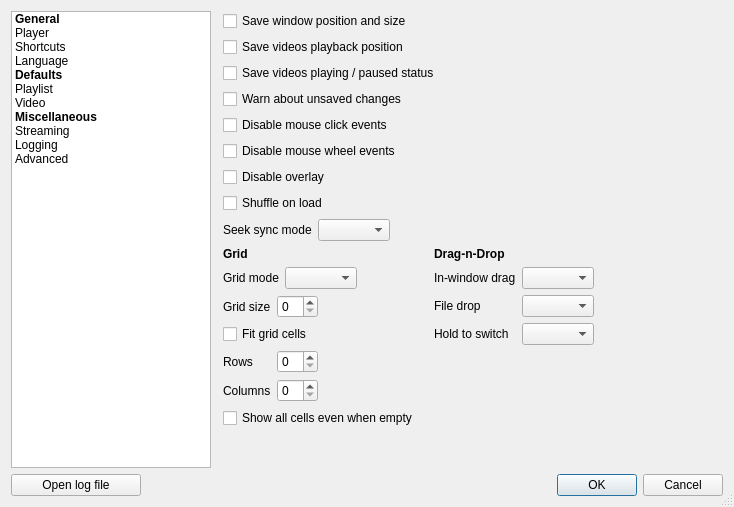
Qt form resources/ui/settings_dialog.ui (vzhd1701/gridplayer) before a commit.
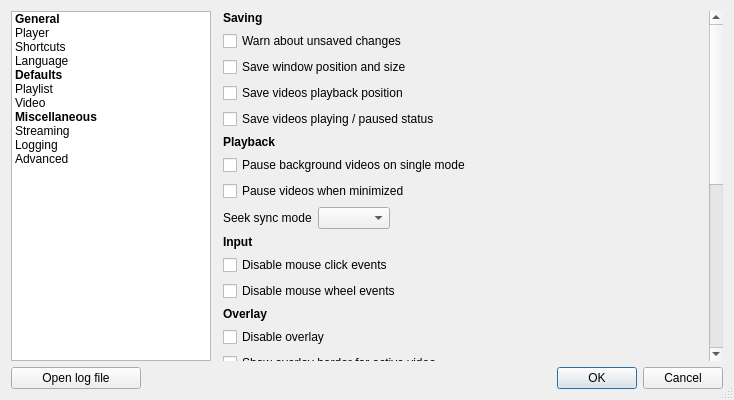
The same form after that commit. Custom widgets are drawn as their Qt base class.

Commit message:
fix: move overlay and pause settings from player to playlist
moved:
pause_background_videos
pause_minimize
show_overlay_border
overlay_hide
overlay_timeout

Diff of the .ui file:
```diff
--- a/resources/ui/settings_dialog.ui
+++ b/resources/ui/settings_dialog.ui
@@ -13,7 +13,7 @@
   </property>
   <layout class="QVBoxLayout" name="lay_main" stretch="1,0">
    <property name="sizeConstraint">
-    <enum>QLayout::SetMinimumSize</enum>
+    <enum>QLayout::SetDefaultConstraint</enum>
    </property>
    <item>
     <layout class="QHBoxLayout" name="lay_main_2">
@@ -25,7 +25,7 @@
        <property name="minimumSize">
         <size>
          <width>200</width>
-         <height>400</height>
+         <height>350</height>
         </size>
        </property>
        <property name="maximumSize">
@@ -116,7 +116,7 @@
       </widget>
      </item>
      <item>
-      <widget class="QStackedWidget" name="section_page">
+      <widget class="CurrentPageStackedWidget" name="section_page">
        <property name="minimumSize">
         <size>
          <width>500</width>
@@ -157,27 +157,6 @@
            </item>
           </layout>
          </item>
-         <item>
-          <widget class="QCheckBox" name="playerPauseBackgroundVideos">
-           <property name="text">
-            <string>Pause background videos on single mode</string>
-           </property>
-          </widget>
-         </item>
-         <item>
-          <widget class="QCheckBox" name="playerPauseWhenMinimized">
-           <property name="text">
-            <string>Pause videos when minimized</string>
-           </property>
-          </widget>
-         </item>
-         <item>
-          <widget class="QCheckBox" name="playerInhibitScreensaver">
-           <property name="text">
-            <string>Disable screensaver while playing</string>
-           </property>
-          </widget>
-         </item>
          <item>
           <widget class="QCheckBox" name="playerOneInstance">
            <property name="text">
@@ -207,9 +186,9 @@
           </widget>
          </item>
          <item>
-          <widget class="QCheckBox" name="playerShowOverlayBorder">
+          <widget class="QCheckBox" name="playerInhibitScreensaver">
            <property name="text">
-            <string>Show overlay border for active video</string>
+            <string>Disable screensaver while playing</string>
            </property>
           </widget>
          </item>
@@ -259,34 +238,13 @@
             <enum>QFormLayout::FieldsStayAtSizeHint</enum>
            </property>
            <item row="1" column="0">
-            <widget class="QCheckBox" name="timeoutOverlayFlag">
-             <property name="text">
-              <string>Hide overlay after timeout</string>
-             </property>
-            </widget>
-           </item>
-           <item row="1" column="1">
-            <layout class="QHBoxLayout" name="horizontalLayout_2">
-             <item>
-              <widget class="QSpinBox" name="timeoutOverlay"/>
-             </item>
-             <item>
-              <widget class="QLabel" name="label_3">
-               <property name="text">
-                <string>(sec)</string>
-               </property>
-              </widget>
-             </item>
-            </layout>
-           </item>
-           <item row="2" column="0">
             <widget class="QCheckBox" name="timeoutMouseHideFlag">
              <property name="text">
               <string>Hide mouse after timeout</string>
              </property>
             </widget>
            </item>
-           <item row="2" column="1">
+           <item row="1" column="1">
             <layout class="QHBoxLayout" name="horizontalLayout">
              <item>
               <widget class="QSpinBox" name="timeoutMouseHide"/>
@@ -491,7 +449,17 @@
          </item>
         </layout>
        </widget>
-       <widget class="QWidget" name="page_defaults_playlist">
+       <widget class="PageScrollArea" name="page_defaults_playlist">
+        <property name="frameShape">
+         <enum>QFrame::NoFrame</enum>
+        </property>
+        <property name="horizontalScrollBarPolicy">
+         <enum>Qt::ScrollBarAlwaysOff</enum>
+        </property>
+        <property name="widgetResizable">
+         <bool>true</bool>
+        </property>
+        <widget class="QWidget" name="page_defaults_playlist_contents">
         <layout class="QVBoxLayout" name="lay_page_defaults_playlist">
          <property name="leftMargin">
           <number>0</number>
@@ -505,6 +473,25 @@
          <property name="bottomMargin">
           <number>0</number>
          </property>
+          <item>
+           <widget class="QLabel" name="label_17">
+            <property name="font">
+             <font>
+              <bold>true</bold>
+             </font>
+            </property>
+            <property name="text">
+             <string>Saving</string>
+            </property>
+           </widget>
+          </item>
+          <item>
+           <widget class="QCheckBox" name="playlistTrackChanges">
+            <property name="text">
+             <string>Warn about unsaved changes</string>
+            </property>
+           </widget>
+          </item>
          <item>
           <widget class="QCheckBox" name="playlistSaveWindow">
            <property name="text">
@@ -527,9 +514,57 @@
           </widget>
          </item>
          <item>
-          <widget class="QCheckBox" name="playlistTrackChanges">
+           <widget class="QLabel" name="label_18">
+            <property name="font">
+             <font>
+              <bold>true</bold>
+             </font>
+            </property>
            <property name="text">
-            <string>Warn about unsaved changes</string>
+             <string>Playback</string>
+            </property>
+           </widget>
+          </item>
+          <item>
+           <widget class="QCheckBox" name="playlistPauseBackgroundVideos">
+            <property name="text">
+             <string>Pause background videos on single mode</string>
+            </property>
+           </widget>
+          </item>
+          <item>
+           <widget class="QCheckBox" name="playlistPauseWhenMinimized">
+            <property name="text">
+             <string>Pause videos when minimized</string>
+            </property>
+           </widget>
+          </item>
+          <item>
+           <layout class="QFormLayout" name="formLayout_2">
+            <property name="fieldGrowthPolicy">
+             <enum>QFormLayout::FieldsStayAtSizeHint</enum>
+            </property>
+            <item row="0" column="1">
+             <widget class="QComboBox" name="playlistSeekSyncMode"/>
+            </item>
+            <item row="0" column="0">
+             <widget class="QLabel" name="playlistSeekSyncModeLabel">
+              <property name="text">
+               <string>Seek sync mode</string>
+              </property>
+             </widget>
+            </item>
+           </layout>
+          </item>
+          <item>
+           <widget class="QLabel" name="label_19">
+            <property name="font">
+             <font>
+              <bold>true</bold>
+             </font>
+            </property>
+            <property name="text">
+             <string>Input</string>
            </property>
           </widget>
          </item>
@@ -547,6 +582,18 @@
            </property>
           </widget>
          </item>
+          <item>
+           <widget class="QLabel" name="label_20">
+            <property name="font">
+             <font>
+              <bold>true</bold>
+             </font>
+            </property>
+            <property name="text">
+             <string>Overlay</string>
+            </property>
+           </widget>
+          </item>
          <item>
           <widget class="QCheckBox" name="playlistDisableOverlay">
            <property name="text">
@@ -555,40 +602,40 @@
           </widget>
          </item>
          <item>
-          <widget class="QCheckBox" name="gridShuffleOnLoad">
+           <widget class="QCheckBox" name="playlistShowOverlayBorder">
            <property name="text">
-            <string>Shuffle on load</string>
+             <string>Show overlay border for active video</string>
            </property>
           </widget>
          </item>
          <item>
-          <layout class="QFormLayout" name="formLayout_2">
+           <layout class="QFormLayout" name="formLayout_overlay_hide_on_timeout">
            <property name="fieldGrowthPolicy">
             <enum>QFormLayout::FieldsStayAtSizeHint</enum>
            </property>
            <item row="0" column="0">
-            <widget class="QLabel" name="playlistSeekSyncModeLabel">
+             <widget class="QCheckBox" name="timeoutOverlayFlag">
              <property name="text">
-              <string>Seek sync mode</string>
+               <string>Hide overlay after timeout</string>
              </property>
             </widget>
            </item>
            <item row="0" column="1">
-            <widget class="QComboBox" name="playlistSeekSyncMode"/>
-           </item>
-          </layout>
-         </item>
+             <layout class="QHBoxLayout" name="horizontalLayout_2">
+              <item>
+               <widget class="QSpinBox" name="timeoutOverlay"/>
+              </item>
          <item>
-          <layout class="QHBoxLayout" name="horizontalLayout_7">
-           <property name="spacing">
-            <number>6</number>
-           </property>
-           <property name="rightMargin">
-            <number>0</number>
-           </property>
-           <property name="bottomMargin">
-            <number>0</number>
-           </property>
+               <widget class="QLabel" name="label_3">
+                <property name="text">
+                 <string>(sec)</string>
+                </property>
+               </widget>
+              </item>
+             </layout>
+            </item>
+           </layout>
+          </item>
            <item>
             <layout class="QVBoxLayout" name="verticalLayout_2">
              <item>
@@ -603,6 +650,13 @@
                </property>
               </widget>
              </item>
+            <item>
+             <widget class="QCheckBox" name="gridShuffleOnLoad">
+              <property name="text">
+               <string>Shuffle on load</string>
+              </property>
+             </widget>
+            </item>
              <item>
               <layout class="QFormLayout" name="formLayout">
                <property name="fieldGrowthPolicy">
@@ -695,9 +749,6 @@
            </item>
            <item>
             <layout class="QVBoxLayout" name="verticalLayout_3">
-             <property name="leftMargin">
-              <number>10</number>
-             </property>
              <item>
               <widget class="QLabel" name="label">
                <property name="font">
@@ -762,22 +813,8 @@
              </item>
             </layout>
            </item>
-           <item>
-            <spacer name="horizontalSpacer">
-             <property name="orientation">
-              <enum>Qt::Horizontal</enum>
-             </property>
-             <property name="sizeHint" stdset="0">
-              <size>
-               <width>40</width>
-               <height>20</height>
-              </size>
-             </property>
-            </spacer>
-           </item>
-          </layout>
-         </item>
-        </layout>
+         </layout>
+        </widget>
        </widget>
        <widget class="QWidget" name="page_defaults_video">
         <layout class="QVBoxLayout" name="lay_page_defaults_video">
@@ -1205,6 +1242,18 @@
    <header>gridplayer.widgets.keymap_tree_view</header>
    <container>1</container>
   </customwidget>
+  <customwidget>
+   <class>CurrentPageStackedWidget</class>
+   <extends>QStackedWidget</extends>
+   <header>gridplayer.widgets.settings_current_page_stack</header>
+   <container>1</container>
+  </customwidget>
+  <customwidget>
+   <class>PageScrollArea</class>
+   <extends>QScrollArea</extends>
+   <header>gridplayer.widgets.settings_page_scroll_area</header>
+   <container>1</container>
+  </customwidget>
  </customwidgets>
  <resources/>
  <connections>
```
Lines whose indentation alone changed are shown as unchanged. The commit also changes 16 other files.
